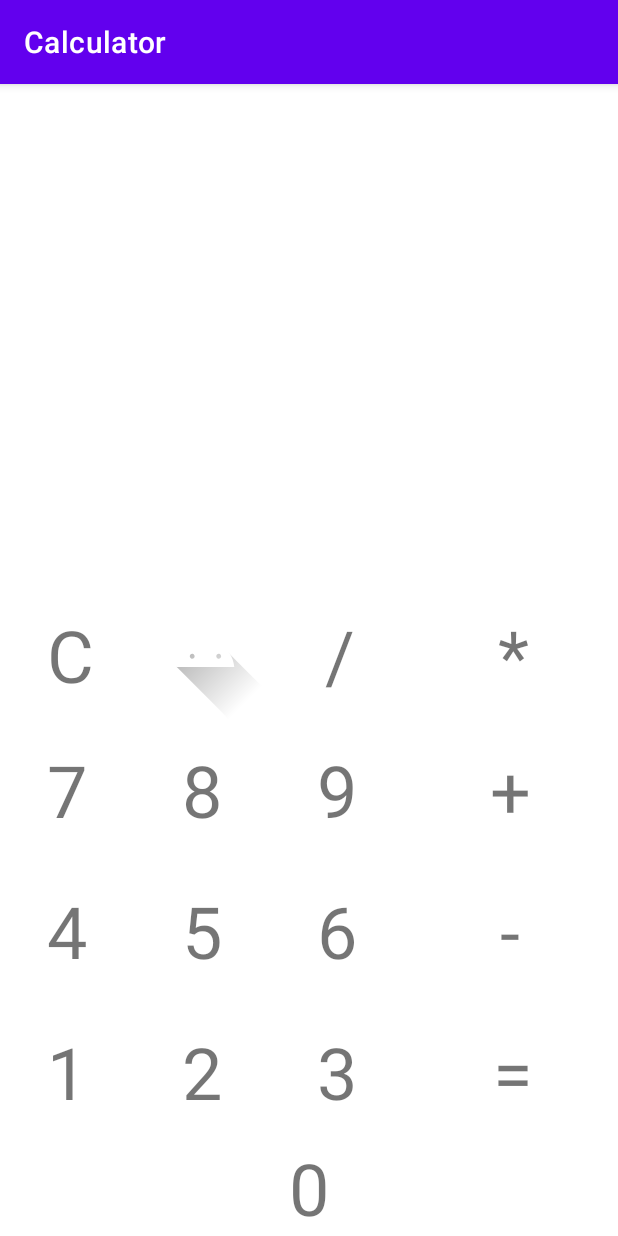
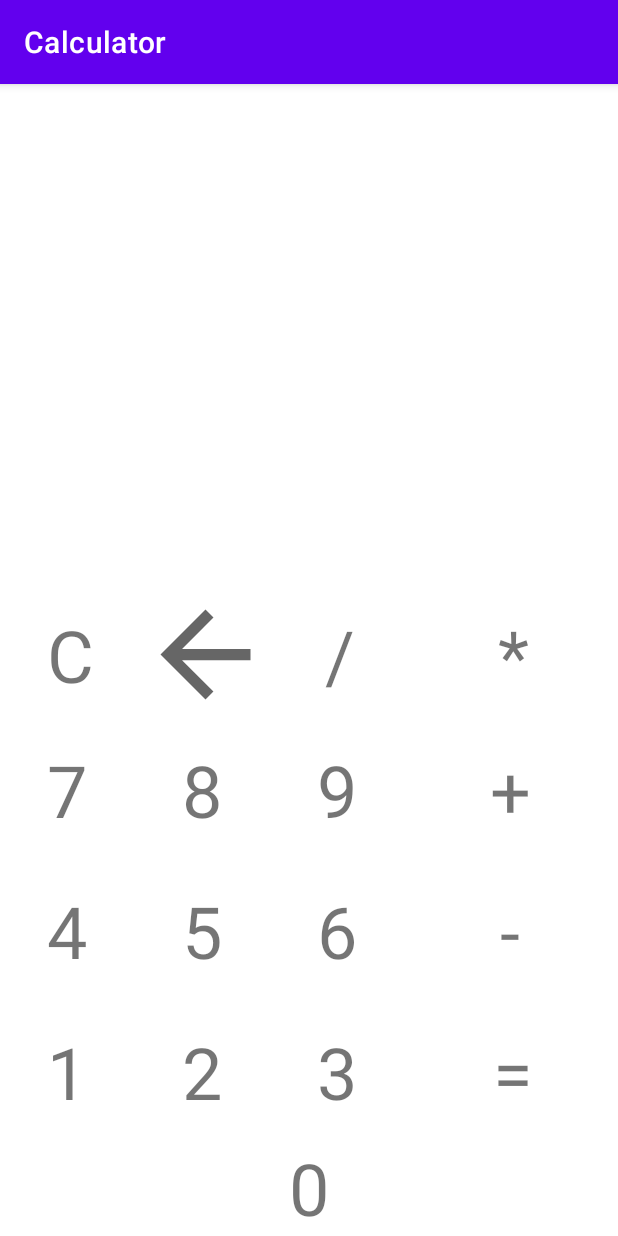
Before and after one commit to Kamikadze986/Calculator, an Android app: the screen it shows after launch (MainActivity), on a phone screen of 412 x 824 dp. Run offline under Robolectric (Android 15) with nearby library versions, the phone set to English and light mode, and no system bars.

Commit message:
заблокирован переворот экрана

```diff
--- a/app/src/main/AndroidManifest.xml
+++ b/app/src/main/AndroidManifest.xml
@@ -8,7 +8,8 @@
         android:label="@string/app_name"
         android:roundIcon="@mipmap/ic_launcher_round"
         android:supportsRtl="true"
-        android:theme="@style/Theme.Calculator">
+        android:theme="@style/Theme.Calculator"
+        android:screenOrientation="portrait">
         <activity android:name=".MainActivity">
             <intent-filter>
                 <action android:name="android.intent.action.MAIN" />
--- /dev/null
+++ b/app/src/main/res/drawable/ic_baseline_arrow_back_24.xml
@@ -0,0 +1,10 @@
+<vector xmlns:android="http://schemas.android.com/apk/res/android"
+    android:width="24dp"
+    android:height="24dp"
+    android:viewportWidth="24"
+    android:viewportHeight="24"
+    android:tint="?attr/colorControlNormal">
+  <path
+      android:fillColor="@android:color/white"
+      android:pathData="M20,11H7.83l5.59,-5.59L12,4l-8,8 8,8 1.41,-1.41L7.83,13H20v-2z"/>
+</vector>
--- a/app/src/main/res/layout/main_fragment.xml
+++ b/app/src/main/res/layout/main_fragment.xml
@@ -23,7 +23,7 @@
         android:id="@+id/clear"
         android:layout_width="90dp"
         android:layout_height="90dp"
-        android:src="@drawable/ic_launcher_foreground"
+        android:src="@drawable/ic_baseline_arrow_back_24"
         app:layout_constraintBottom_toTopOf="@+id/number8"
         app:layout_constraintEnd_toStartOf="@+id/div" />
 
```
